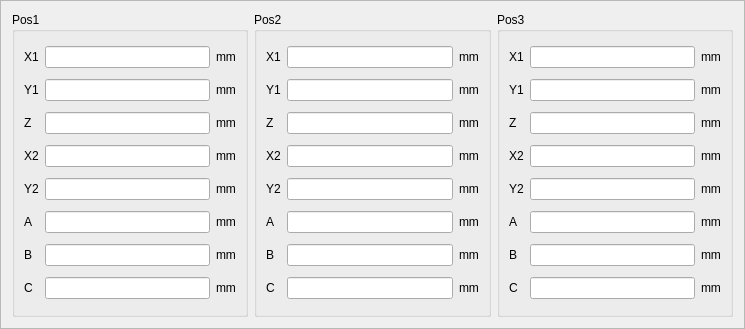
dongdong-2009/3-5AxisRobot, file hcmanualoperation/hcdefineposframe.ui: the form before one commit.
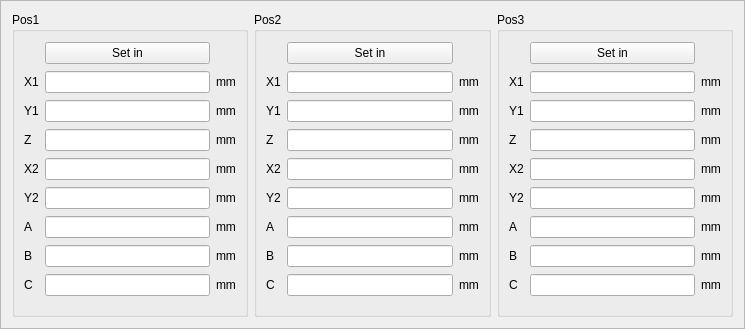
The form after the commit. Custom widgets are drawn as their Qt base class.

The edit to the form file:
```diff
--- a/hcmanualoperation/hcdefineposframe.ui
+++ b/hcmanualoperation/hcdefineposframe.ui
@@ -26,142 +26,149 @@
       <string>Pos1</string>
      </property>
      <layout class="QGridLayout" name="gridLayout">
+      <item row="7" column="0">
+       <widget class="QLabel" name="p1BLabel">
+        <property name="text">
+         <string>B</string>
+        </property>
+       </widget>
+      </item>
+      <item row="2" column="0">
+       <widget class="QLabel" name="p1Y1Label">
+        <property name="text">
+         <string>Y1</string>
+        </property>
+       </widget>
+      </item>
       <item row="1" column="1">
+       <widget class="ICLineEditWithVirtualNumericKeypad" name="p1X1"/>
+      </item>
+      <item row="2" column="1">
        <widget class="ICLineEditWithVirtualNumericKeypad" name="p1Y1"/>
       </item>
-      <item row="2" column="0">
-       <widget class="QLabel" name="label_3">
-        <property name="text">
-         <string>Z</string>
-        </property>
-       </widget>
-      </item>
-      <item row="2" column="2">
-       <widget class="QLabel" name="label_11">
+      <item row="1" column="2">
+       <widget class="QLabel" name="p1X1mm">
         <property name="text">
          <string>mm</string>
         </property>
        </widget>
       </item>
       <item row="7" column="1">
-       <widget class="ICLineEditWithVirtualNumericKeypad" name="p1C"/>
-      </item>
-      <item row="5" column="2">
-       <widget class="QLabel" name="label_14">
-        <property name="text">
-         <string>mm</string>
-        </property>
-       </widget>
-      </item>
-      <item row="0" column="0">
-       <widget class="QLabel" name="label">
-        <property name="text">
-         <string>X1</string>
-        </property>
-       </widget>
-      </item>
-      <item row="6" column="2">
-       <widget class="QLabel" name="label_15">
-        <property name="text">
-         <string>mm</string>
-        </property>
-       </widget>
-      </item>
-      <item row="6" column="0">
-       <widget class="QLabel" name="label_7">
-        <property name="text">
-         <string>B</string>
-        </property>
-       </widget>
-      </item>
-      <item row="6" column="1">
        <widget class="ICLineEditWithVirtualNumericKeypad" name="p1B"/>
       </item>
-      <item row="7" column="0">
-       <widget class="QLabel" name="label_8">
-        <property name="text">
-         <string>C</string>
-        </property>
-       </widget>
-      </item>
-      <item row="5" column="0">
-       <widget class="QLabel" name="label_6">
-        <property name="text">
-         <string>A</string>
-        </property>
-       </widget>
-      </item>
-      <item row="5" column="1">
+      <item row="6" column="1">
        <widget class="ICLineEditWithVirtualNumericKeypad" name="p1A"/>
       </item>
-      <item row="4" column="2">
-       <widget class="QLabel" name="label_13">
+      <item row="8" column="0">
+       <widget class="QLabel" name="p1CLabel">
         <property name="text">
-         <string>mm</string>
+         <string>C</string>
         </property>
        </widget>
       </item>
-      <item row="7" column="2">
-       <widget class="QLabel" name="label_16">
+      <item row="6" column="0">
+       <widget class="QLabel" name="p1ALabel">
         <property name="text">
-         <string>mm</string>
-        </property>
-       </widget>
-      </item>
-      <item row="0" column="1">
-       <widget class="ICLineEditWithVirtualNumericKeypad" name="p1X1"/>
-      </item>
-      <item row="3" column="2">
-       <widget class="QLabel" name="label_12">
-        <property name="text">
-         <string>mm</string>
-        </property>
-       </widget>
-      </item>
-      <item row="2" column="1">
-       <widget class="ICLineEditWithVirtualNumericKeypad" name="p1Z"/>
-      </item>
-      <item row="3" column="0">
-       <widget class="QLabel" name="label_4">
-        <property name="text">
-         <string>X2</string>
+         <string>A</string>
         </property>
        </widget>
       </item>
       <item row="4" column="1">
-       <widget class="ICLineEditWithVirtualNumericKeypad" name="p1Y2"/>
-      </item>
-      <item row="1" column="2">
-       <widget class="QLabel" name="label_10">
-        <property name="text">
-         <string>mm</string>
-        </property>
-       </widget>
-      </item>
-      <item row="1" column="0">
-       <widget class="QLabel" name="label_2">
-        <property name="text">
-         <string>Y1</string>
-        </property>
-       </widget>
-      </item>
-      <item row="3" column="1">
        <widget class="ICLineEditWithVirtualNumericKeypad" name="p1X2"/>
       </item>
+      <item row="3" column="0">
+       <widget class="QLabel" name="p1ZLabel">
+        <property name="text">
+         <string>Z</string>
+        </property>
+       </widget>
+      </item>
+      <item row="5" column="1">
+       <widget class="ICLineEditWithVirtualNumericKeypad" name="p1Y2"/>
+      </item>
+      <item row="7" column="2">
+       <widget class="QLabel" name="p1Bmm">
+        <property name="text">
+         <string>mm</string>
+        </property>
+       </widget>
+      </item>
+      <item row="8" column="1">
+       <widget class="ICLineEditWithVirtualNumericKeypad" name="p1C"/>
+      </item>
       <item row="4" column="0">
-       <widget class="QLabel" name="label_5">
+       <widget class="QLabel" name="p1X2Label">
+        <property name="text">
+         <string>X2</string>
+        </property>
+       </widget>
+      </item>
+      <item row="3" column="2">
+       <widget class="QLabel" name="p1Zmm">
+        <property name="text">
+         <string>mm</string>
+        </property>
+       </widget>
+      </item>
+      <item row="3" column="1">
+       <widget class="ICLineEditWithVirtualNumericKeypad" name="p1Z"/>
+      </item>
+      <item row="4" column="2">
+       <widget class="QLabel" name="p1X2mm">
+        <property name="text">
+         <string>mm</string>
+        </property>
+       </widget>
+      </item>
+      <item row="8" column="2">
+       <widget class="QLabel" name="p1Cmm">
+        <property name="text">
+         <string>mm</string>
+        </property>
+       </widget>
+      </item>
+      <item row="2" column="2">
+       <widget class="QLabel" name="p1Y1mm">
+        <property name="text">
+         <string>mm</string>
+        </property>
+       </widget>
+      </item>
+      <item row="6" column="2">
+       <widget class="QLabel" name="p1Amm">
+        <property name="text">
+         <string>mm</string>
+        </property>
+       </widget>
+      </item>
+      <item row="1" column="0">
+       <widget class="QLabel" name="p1X1Label">
+        <property name="text">
+         <string>X1</string>
+        </property>
+       </widget>
+      </item>
+      <item row="5" column="0">
+       <widget class="QLabel" name="p1Y2Label">
         <property name="text">
          <string>Y2</string>
         </property>
        </widget>
       </item>
-      <item row="0" column="2">
-       <widget class="QLabel" name="label_9">
+      <item row="5" column="2">
+       <widget class="QLabel" name="p1Y2mm">
         <property name="text">
          <string>mm</string>
         </property>
        </widget>
       </item>
+      <item row="0" column="1">
+       <widget class="QPushButton" name="setInPos1">
+        <property name="text">
+         <string>Set in</string>
+        </property>
+       </widget>
+      </item>
      </layout>
     </widget>
    </item>
@@ -171,139 +178,146 @@
       <string>Pos2</string>
      </property>
      <layout class="QGridLayout" name="gridLayout_3">
-      <item row="1" column="1">
-       <widget class="ICLineEditWithVirtualNumericKeypad" name="p2Y1"/>
-      </item>
-      <item row="2" column="0">
-       <widget class="QLabel" name="label_33">
-        <property name="text">
-         <string>Z</string>
-        </property>
-       </widget>
-      </item>
-      <item row="2" column="2">
-       <widget class="QLabel" name="label_34">
-        <property name="text">
-         <string>mm</string>
-        </property>
-       </widget>
-      </item>
-      <item row="7" column="1">
-       <widget class="ICLineEditWithVirtualNumericKeypad" name="p2C"/>
-      </item>
-      <item row="5" column="2">
-       <widget class="QLabel" name="label_35">
-        <property name="text">
-         <string>mm</string>
-        </property>
-       </widget>
-      </item>
-      <item row="0" column="0">
-       <widget class="QLabel" name="label_36">
-        <property name="text">
-         <string>X1</string>
-        </property>
-       </widget>
-      </item>
-      <item row="6" column="2">
-       <widget class="QLabel" name="label_37">
-        <property name="text">
-         <string>mm</string>
-        </property>
-       </widget>
-      </item>
-      <item row="6" column="0">
-       <widget class="QLabel" name="label_38">
-        <property name="text">
-         <string>B</string>
-        </property>
-       </widget>
-      </item>
-      <item row="6" column="1">
-       <widget class="ICLineEditWithVirtualNumericKeypad" name="p2B"/>
-      </item>
-      <item row="7" column="0">
-       <widget class="QLabel" name="label_39">
-        <property name="text">
-         <string>C</string>
-        </property>
-       </widget>
-      </item>
-      <item row="5" column="0">
-       <widget class="QLabel" name="label_40">
-        <property name="text">
-         <string>A</string>
-        </property>
-       </widget>
-      </item>
-      <item row="5" column="1">
-       <widget class="ICLineEditWithVirtualNumericKeypad" name="p2A"/>
-      </item>
-      <item row="4" column="2">
-       <widget class="QLabel" name="label_41">
-        <property name="text">
-         <string>mm</string>
-        </property>
-       </widget>
-      </item>
-      <item row="7" column="2">
-       <widget class="QLabel" name="label_42">
-        <property name="text">
-         <string>mm</string>
-        </property>
-       </widget>
-      </item>
-      <item row="0" column="1">
-       <widget class="ICLineEditWithVirtualNumericKeypad" name="p2X1"/>
-      </item>
-      <item row="3" column="2">
-       <widget class="QLabel" name="label_43">
-        <property name="text">
-         <string>mm</string>
-        </property>
-       </widget>
-      </item>
-      <item row="2" column="1">
+      <item row="3" column="1">
        <widget class="ICLineEditWithVirtualNumericKeypad" name="p2Z"/>
       </item>
+      <item row="8" column="0">
+       <widget class="QLabel" name="p2CLabel">
+        <property name="text">
+         <string>C</string>
+        </property>
+       </widget>
+      </item>
+      <item row="1" column="1">
+       <widget class="ICLineEditWithVirtualNumericKeypad" name="p2X1"/>
+      </item>
+      <item row="6" column="1">
+       <widget class="ICLineEditWithVirtualNumericKeypad" name="p2A"/>
+      </item>
       <item row="3" column="0">
        <widget class="QLabel" name="label_44">
         <property name="text">
-         <string>X2</string>
+         <string>Z</string>
         </property>
        </widget>
       </item>
-      <item row="4" column="1">
+      <item row="8" column="1">
+       <widget class="ICLineEditWithVirtualNumericKeypad" name="p2C"/>
+      </item>
+      <item row="2" column="2">
+       <widget class="QLabel" name="p2Y1mm">
+        <property name="text">
+         <string>mm</string>
+        </property>
+       </widget>
+      </item>
+      <item row="1" column="0">
+       <widget class="QLabel" name="p2X1Label">
+        <property name="text">
+         <string>X1</string>
+        </property>
+       </widget>
+      </item>
+      <item row="5" column="1">
        <widget class="ICLineEditWithVirtualNumericKeypad" name="p2Y2"/>
       </item>
-      <item row="1" column="2">
-       <widget class="QLabel" name="label_45">
-        <property name="text">
-         <string>mm</string>
-        </property>
-       </widget>
-      </item>
-      <item row="1" column="0">
-       <widget class="QLabel" name="label_46">
+      <item row="2" column="0">
+       <widget class="QLabel" name="p2Y1Label">
         <property name="text">
          <string>Y1</string>
         </property>
        </widget>
       </item>
-      <item row="3" column="1">
+      <item row="8" column="2">
+       <widget class="QLabel" name="p2Cmm">
+        <property name="text">
+         <string>mm</string>
+        </property>
+       </widget>
+      </item>
+      <item row="6" column="2">
+       <widget class="QLabel" name="p2Amm">
+        <property name="text">
+         <string>mm</string>
+        </property>
+       </widget>
+      </item>
+      <item row="1" column="2">
+       <widget class="QLabel" name="p2X1mm">
+        <property name="text">
+         <string>mm</string>
+        </property>
+       </widget>
+      </item>
+      <item row="7" column="0">
+       <widget class="QLabel" name="p2BLabel">
+        <property name="text">
+         <string>B</string>
+        </property>
+       </widget>
+      </item>
+      <item row="2" column="1">
+       <widget class="ICLineEditWithVirtualNumericKeypad" name="p2Y1"/>
+      </item>
+      <item row="3" column="2">
+       <widget class="QLabel" name="p2Zmm">
+        <property name="text">
+         <string>mm</string>
+        </property>
+       </widget>
+      </item>
+      <item row="6" column="0">
+       <widget class="QLabel" name="p2ALabel">
+        <property name="text">
+         <string>A</string>
+        </property>
+       </widget>
+      </item>
+      <item row="5" column="0">
+       <widget class="QLabel" name="p2Y2Label">
+        <property name="text">
+         <string>Y2</string>
+        </property>
+       </widget>
+      </item>
+      <item row="4" column="1">
        <widget class="ICLineEditWithVirtualNumericKeypad" name="p2X2"/>
       </item>
+      <item row="4" column="2">
+       <widget class="QLabel" name="p2X2mm">
+        <property name="text">
+         <string>mm</string>
+        </property>
+       </widget>
+      </item>
+      <item row="7" column="2">
+       <widget class="QLabel" name="p2Bmm">
+        <property name="text">
+         <string>mm</string>
+        </property>
+       </widget>
+      </item>
+      <item row="5" column="2">
+       <widget class="QLabel" name="p2Y2mm">
+        <property name="text">
+         <string>mm</string>
+        </property>
+       </widget>
+      </item>
       <item row="4" column="0">
        <widget class="QLabel" name="label_47">
         <property name="text">
-         <string>Y2</string>
+         <string>X2</string>
         </property>
        </widget>
       </item>
-      <item row="0" column="2">
-       <widget class="QLabel" name="label_48">
+      <item row="7" column="1">
+       <widget class="ICLineEditWithVirtualNumericKeypad" name="p2B"/>
+      </item>
+      <item row="0" column="1">
+       <widget class="QPushButton" name="setInPos2">
         <property name="text">
-         <string>mm</string>
+         <string>Set in</string>
         </property>
        </widget>
       </item>
@@ -316,139 +330,146 @@
       <string>Pos3</string>
      </property>
      <layout class="QGridLayout" name="gridLayout_4">
-      <item row="1" column="1">
+      <item row="1" column="2">
+       <widget class="QLabel" name="p3X1mm">
+        <property name="text">
+         <string>mm</string>
+        </property>
+       </widget>
+      </item>
+      <item row="2" column="1">
        <widget class="ICLineEditWithVirtualNumericKeypad" name="p3Y1"/>
       </item>
-      <item row="2" column="0">
-       <widget class="QLabel" name="label_49">
-        <property name="text">
-         <string>Z</string>
-        </property>
-       </widget>
+      <item row="5" column="1">
+       <widget class="ICLineEditWithVirtualNumericKeypad" name="p3Y2"/>
       </item>
-      <item row="2" column="2">
-       <widget class="QLabel" name="label_50">
-        <property name="text">
-         <string>mm</string>
-        </property>
-       </widget>
-      </item>
-      <item row="7" column="1">
-       <widget class="ICLineEditWithVirtualNumericKeypad" name="p3C"/>
-      </item>
-      <item row="5" column="2">
-       <widget class="QLabel" name="label_51">
-        <property name="text">
-         <string>mm</string>
-        </property>
-       </widget>
-      </item>
-      <item row="0" column="0">
-       <widget class="QLabel" name="label_52">
-        <property name="text">
-         <string>X1</string>
-        </property>
-       </widget>
-      </item>
-      <item row="6" column="2">
-       <widget class="QLabel" name="label_53">
-        <property name="text">
-         <string>mm</string>
-        </property>
-       </widget>
-      </item>
-      <item row="6" column="0">
-       <widget class="QLabel" name="label_54">
+      <item row="7" column="0">
+       <widget class="QLabel" name="p3BLabel">
         <property name="text">
          <string>B</string>
         </property>
        </widget>
       </item>
-      <item row="6" column="1">
+      <item row="8" column="0">
+       <widget class="QLabel" name="p3CLabel">
+        <property name="text">
+         <string>C</string>
+        </property>
+       </widget>
+      </item>
+      <item row="7" column="2">
+       <widget class="QLabel" name="p3Bmm">
+        <property name="text">
+         <string>mm</string>
+        </property>
+       </widget>
+      </item>
+      <item row="7" column="1">
        <widget class="ICLineEditWithVirtualNumericKeypad" name="p3B"/>
       </item>
-      <item row="7" column="0">
-       <widget class="QLabel" name="label_55">
+      <item row="4" column="1">
+       <widget class="ICLineEditWithVirtualNumericKeypad" name="p3X2"/>
+      </item>
+      <item row="3" column="2">
+       <widget class="QLabel" name="p3Zmm">
         <property name="text">
-         <string>C</string>
+         <string>mm</string>
         </property>
        </widget>
       </item>
-      <item row="5" column="0">
-       <widget class="QLabel" name="label_56">
+      <item row="2" column="2">
+       <widget class="QLabel" name="p3Y1mm">
+        <property name="text">
+         <string>mm</string>
+        </property>
+       </widget>
+      </item>
+      <item row="6" column="0">
+       <widget class="QLabel" name="p3ALabel">
         <property name="text">
          <string>A</string>
         </property>
        </widget>
       </item>
-      <item row="5" column="1">
+      <item row="6" column="1">
        <widget class="ICLineEditWithVirtualNumericKeypad" name="p3A"/>
       </item>
-      <item row="4" column="2">
-       <widget class="QLabel" name="label_57">
+      <item row="1" column="0">
+       <widget class="QLabel" name="p3X1Label">
         <property name="text">
-         <string>mm</string>
+         <string>X1</string>
         </property>
        </widget>
       </item>
-      <item row="7" column="2">
-       <widget class="QLabel" name="label_58">
+      <item row="2" column="0">
+       <widget class="QLabel" name="p3Y1Label">
         <property name="text">
-         <string>mm</string>
+         <string>Y1</string>
         </property>
        </widget>
       </item>
-      <item row="0" column="1">
+      <item row="1" column="1">
        <widget class="ICLineEditWithVirtualNumericKeypad" name="p3X1"/>
       </item>
-      <item row="3" column="2">
-       <widget class="QLabel" name="label_59">
-        <property name="text">
-         <string>mm</string>
-        </property>
-       </widget>
-      </item>
-      <item row="2" column="1">
+      <item row="3" column="1">
        <widget class="ICLineEditWithVirtualNumericKeypad" name="p3Z"/>
       </item>
-      <item row="3" column="0">
-       <widget class="QLabel" name="label_60">
-        <property name="text">
-         <string>X2</string>
-        </property>
-       </widget>
-      </item>
-      <item row="4" column="1">
-       <widget class="ICLineEditWithVirtualNumericKeypad" name="p3Y2"/>
-      </item>
-      <item row="1" column="2">
-       <widget class="QLabel" name="label_61">
-        <property name="text">
-         <string>mm</string>
-        </property>
-       </widget>
-      </item>
-      <item row="1" column="0">
-       <widget class="QLabel" name="label_62">
-        <property name="text">
-         <string>Y1</string>
-        </property>
-       </widget>
-      </item>
-      <item row="3" column="1">
-       <widget class="ICLineEditWithVirtualNumericKeypad" name="p3X2"/>
-      </item>
       <item row="4" column="0">
-       <widget class="QLabel" name="label_63">
+       <widget class="QLabel" name="p3X2Label">
+        <property name="text">
+         <string>X2</string>
+        </property>
+       </widget>
+      </item>
+      <item row="6" column="2">
+       <widget class="QLabel" name="p3Amm">
+        <property name="text">
+         <string>mm</string>
+        </property>
+       </widget>
+      </item>
+      <item row="8" column="1">
+       <widget class="ICLineEditWithVirtualNumericKeypad" name="p3C"/>
+      </item>
+      <item row="5" column="2">
+       <widget class="QLabel" name="p3Y2mm">
+        <property name="text">
+         <string>mm</string>
+        </property>
+       </widget>
+      </item>
+      <item row="4" column="2">
+       <widget class="QLabel" name="p3X2mm">
+        <property name="text">
+         <string>mm</string>
+        </property>
+       </widget>
+      </item>
+      <item row="8" column="2">
+       <widget class="QLabel" name="p3Cmm">
+        <property name="text">
+         <string>mm</string>
+        </property>
+       </widget>
+      </item>
+      <item row="3" column="0">
+       <widget class="QLabel" name="p3ZLabel">
+        <property name="text">
+         <string>Z</string>
+        </property>
+       </widget>
+      </item>
+      <item row="5" column="0">
+       <widget class="QLabel" name="p3Y2Label">
         <property name="text">
          <string>Y2</string>
         </property>
        </widget>
       </item>
-      <item row="0" column="2">
-       <widget class="QLabel" name="label_64">
+      <item row="0" column="1">
+       <widget class="QPushButton" name="setInPos3">
         <property name="text">
-         <string>mm</string>
+         <string>Set in</string>
         </property>
        </widget>
       </item>
```
Left out of the diff: 4 changed lines with no effect on the pictures.
